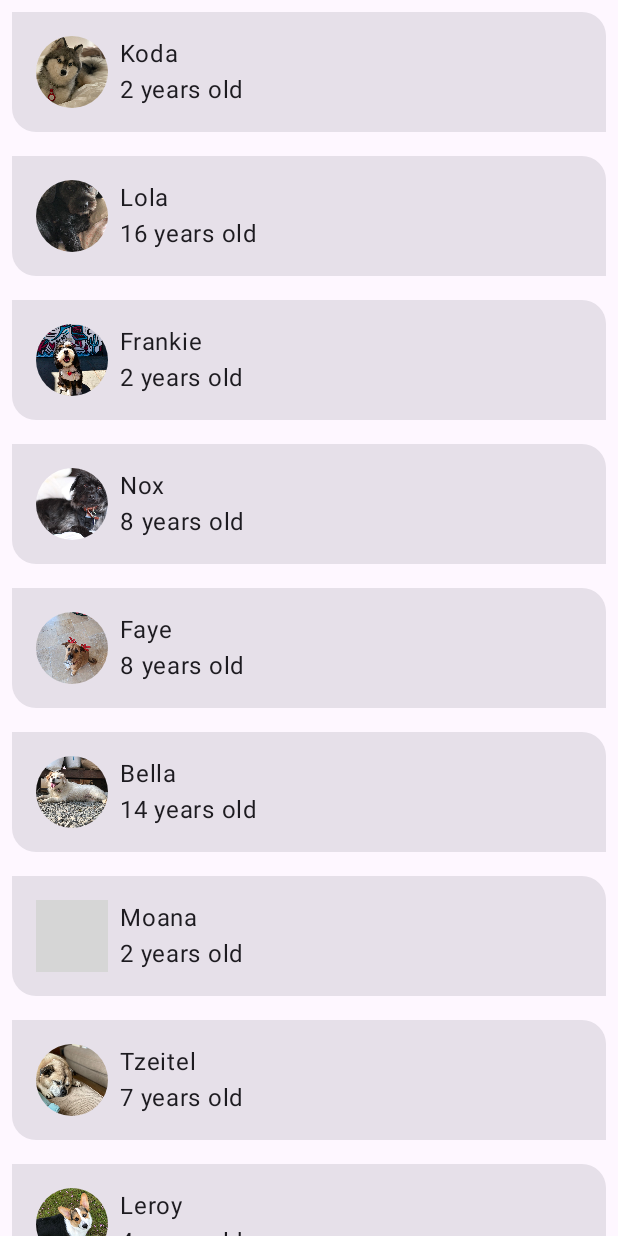
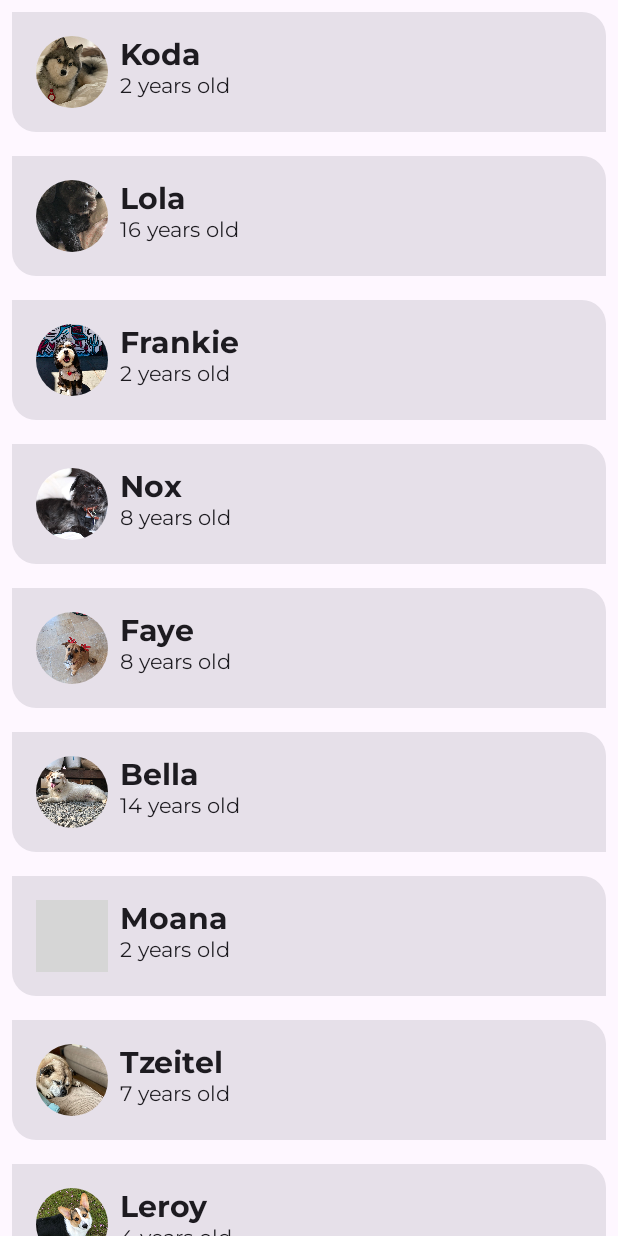
Before and after one commit to sdeparis2003-byte/8INF865A2025_SD, an Android app built with Jetpack Compose: the screen it shows after launch (MainActivity), on a phone screen of 412 x 824 dp. Run offline under Robolectric (Android 15) with nearby library versions, the phone set to English and light mode, and no system bars; grey boxes are pictures that could not be loaded.

Commit message:
Etape6 : Thématisation Material

```diff
--- a/app/src/main/java/com/example/woof/MainActivity.kt
+++ b/app/src/main/java/com/example/woof/MainActivity.kt
@@ -146,10 +146,12 @@ fun DogInformation(
     Column(modifier = modifier) {
         Text(
             text = stringResource(dogName),
-            modifier = Modifier.padding(top = dimensionResource(R.dimen.padding_small))
+            style = MaterialTheme.typography.displayMedium,
+            modifier = Modifier.padding(top = dimensionResource(id = R.dimen.padding_small))
         )
         Text(
             text = stringResource(R.string.years_old, dogAge),
+            style = MaterialTheme.typography.bodyLarge
         )
     }
 }
--- a/app/src/main/java/com/example/woof/ui/theme/Type.kt
+++ b/app/src/main/java/com/example/woof/ui/theme/Type.kt
@@ -16,7 +16,42 @@
 package com.example.woof.ui.theme
 
 import androidx.compose.material3.Typography
+import androidx.compose.ui.text.font.Font
+import androidx.compose.ui.text.font.FontFamily
+import com.example.woof.R
+import androidx.compose.ui.text.font.FontWeight
+import androidx.compose.ui.text.TextStyle
+import androidx.compose.ui.unit.sp
+
+val AbrilFatface = FontFamily(
+    Font(R.font.abril_fatface_regular)
+)
+
+val Montserrat = FontFamily(
+    Font(R.font.montserrat_regular),
+    Font(R.font.montserrat_bold, FontWeight.Bold)
+)
 
 // Set of Material typography styles to start with
 val Typography = Typography(
+    displayLarge = TextStyle(
+        fontFamily = AbrilFatface,
+        fontWeight = FontWeight.Normal,
+        fontSize = 36.sp
+    ),
+    displayMedium = TextStyle(
+        fontFamily = Montserrat,
+        fontWeight = FontWeight.Bold,
+        fontSize = 20.sp
+    ),
+    labelSmall = TextStyle(
+        fontFamily = Montserrat,
+        fontWeight = FontWeight.Bold,
+        fontSize = 14.sp
+    ),
+    bodyLarge = TextStyle(
+        fontFamily = Montserrat,
+        fontWeight = FontWeight.Normal,
+        fontSize = 14.sp
+    )
 )
```
Also changed, not shown: app/src/main/res/font/abril_fatface_regular.ttf (added), app/src/main/res/font/montserrat_bold.ttf (added), app/src/main/res/font/montserrat_regular.ttf (added).
